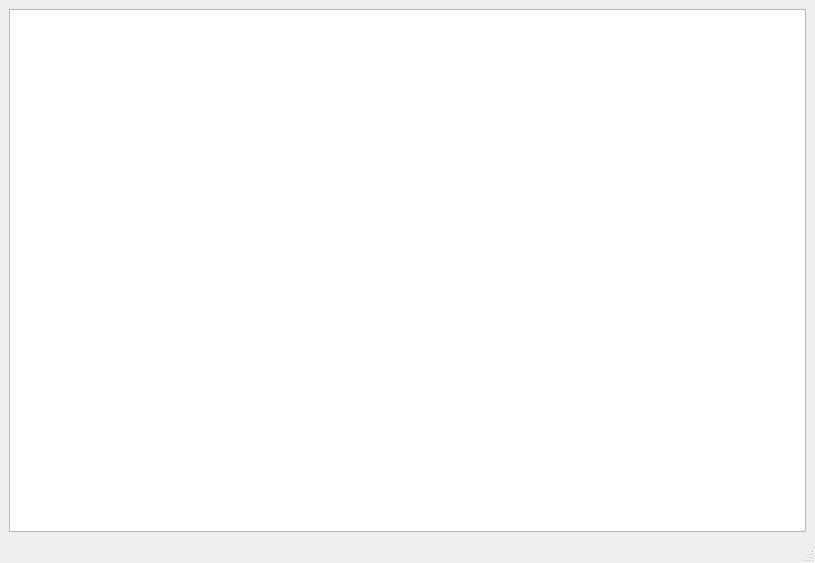
The window that mainwindow.ui (igrekus/coil) describes before a commit, drawn with Qt 5.
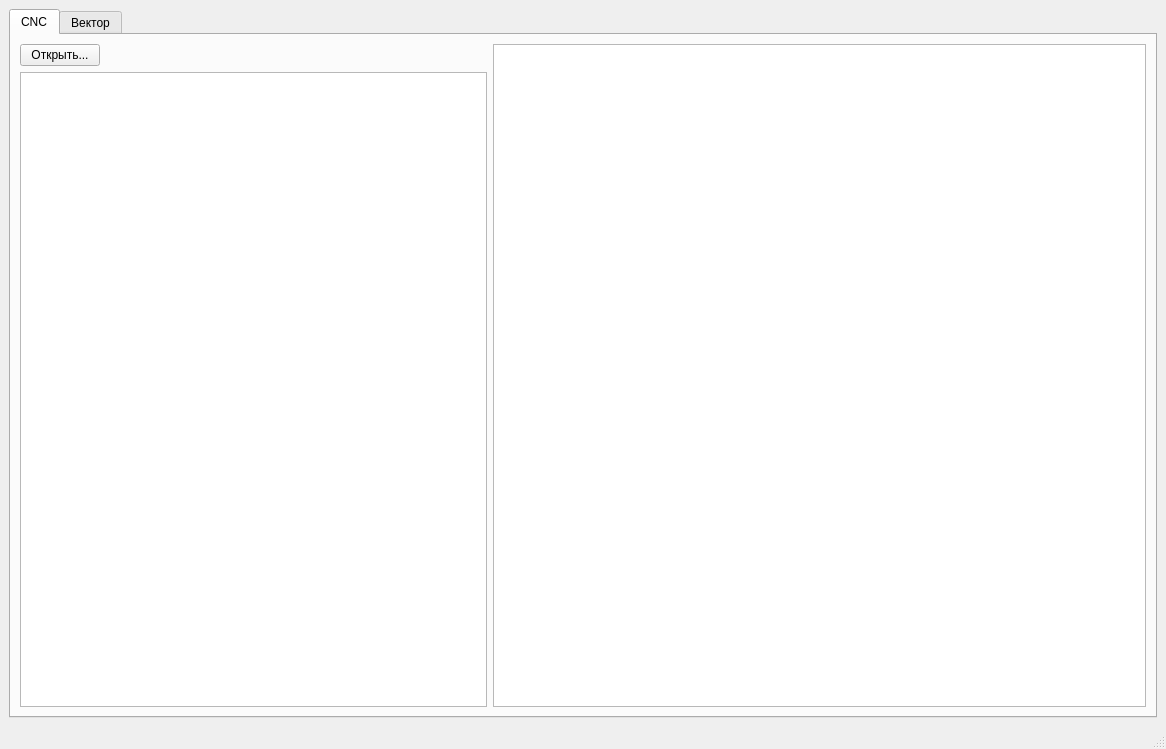
The same window after the commit.

Commit message: WIP: add coil designer model stub

```diff
--- a/mainwindow.ui
+++ b/mainwindow.ui
@@ -6,32 +6,97 @@
    <rect>
     <x>0</x>
     <y>0</y>
-    <width>815</width>
-    <height>563</height>
+    <width>1166</width>
+    <height>749</height>
    </rect>
   </property>
   <property name="windowTitle">
    <string>Coil</string>
   </property>
   <widget class="QWidget" name="centralwidget">
-   <layout class="QVBoxLayout" name="verticalLayout">
-    <property name="spacing">
-     <number>9</number>
-    </property>
-    <property name="leftMargin">
-     <number>9</number>
-    </property>
-    <property name="topMargin">
-     <number>9</number>
-    </property>
-    <property name="rightMargin">
-     <number>9</number>
-    </property>
-    <property name="bottomMargin">
-     <number>9</number>
-    </property>
+   <layout class="QVBoxLayout" name="verticalLayout_2">
     <item>
-     <widget class="QGraphicsView" name="viewport"/>
+     <widget class="QTabWidget" name="tabWidget">
+      <property name="currentIndex">
+       <number>0</number>
+      </property>
+      <widget class="QWidget" name="tabGcode">
+       <attribute name="title">
+        <string>CNC</string>
+       </attribute>
+       <layout class="QHBoxLayout" name="horizontalLayout_2" stretch="5,7">
+        <item>
+         <layout class="QVBoxLayout" name="verticalLayout_3">
+          <item>
+           <layout class="QHBoxLayout" name="horizontalLayout">
+            <item>
+             <widget class="QPushButton" name="btnOpenGcode">
+              <property name="text">
+               <string>Открыть...</string>
+              </property>
+             </widget>
+            </item>
+            <item>
+             <spacer name="horizontalSpacer">
+              <property name="orientation">
+               <enum>Qt::Horizontal</enum>
+              </property>
+              <property name="sizeHint" stdset="0">
+               <size>
+                <width>40</width>
+                <height>20</height>
+               </size>
+              </property>
+             </spacer>
+            </item>
+           </layout>
+          </item>
+          <item>
+           <widget class="QTableView" name="tableGcode">
+            <property name="selectionMode">
+             <enum>QAbstractItemView::SingleSelection</enum>
+            </property>
+            <property name="selectionBehavior">
+             <enum>QAbstractItemView::SelectRows</enum>
+            </property>
+            <attribute name="horizontalHeaderHighlightSections">
+             <bool>false</bool>
+            </attribute>
+            <attribute name="horizontalHeaderStretchLastSection">
+             <bool>false</bool>
+            </attribute>
+            <attribute name="verticalHeaderVisible">
+             <bool>false</bool>
+            </attribute>
+            <attribute name="verticalHeaderDefaultSectionSize">
+             <number>24</number>
+            </attribute>
+            <attribute name="verticalHeaderHighlightSections">
+             <bool>false</bool>
+            </attribute>
+            <attribute name="verticalHeaderMinimumSectionSize">
+             <number>24</number>
+            </attribute>
+           </widget>
+          </item>
+         </layout>
+        </item>
+        <item>
+         <widget class="QGraphicsView" name="viewGcode"/>
+        </item>
+       </layout>
+      </widget>
+      <widget class="QWidget" name="tabVector">
+       <attribute name="title">
+        <string>Вектор</string>
+       </attribute>
+       <layout class="QVBoxLayout" name="verticalLayout">
+        <item>
+         <widget class="QGraphicsView" name="viewport"/>
+        </item>
+       </layout>
+      </widget>
+     </widget>
     </item>
    </layout>
   </widget>
```
Left out of the diff: 4 changed lines with no effect on the pictures. The commit also changes 2 other files.
